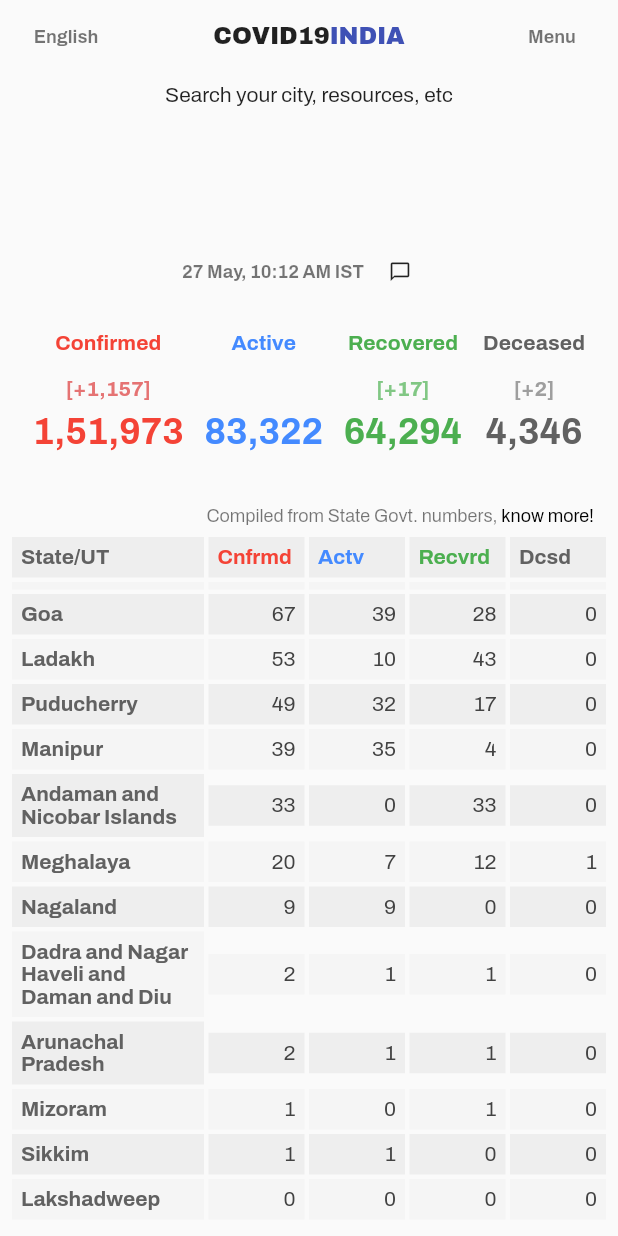
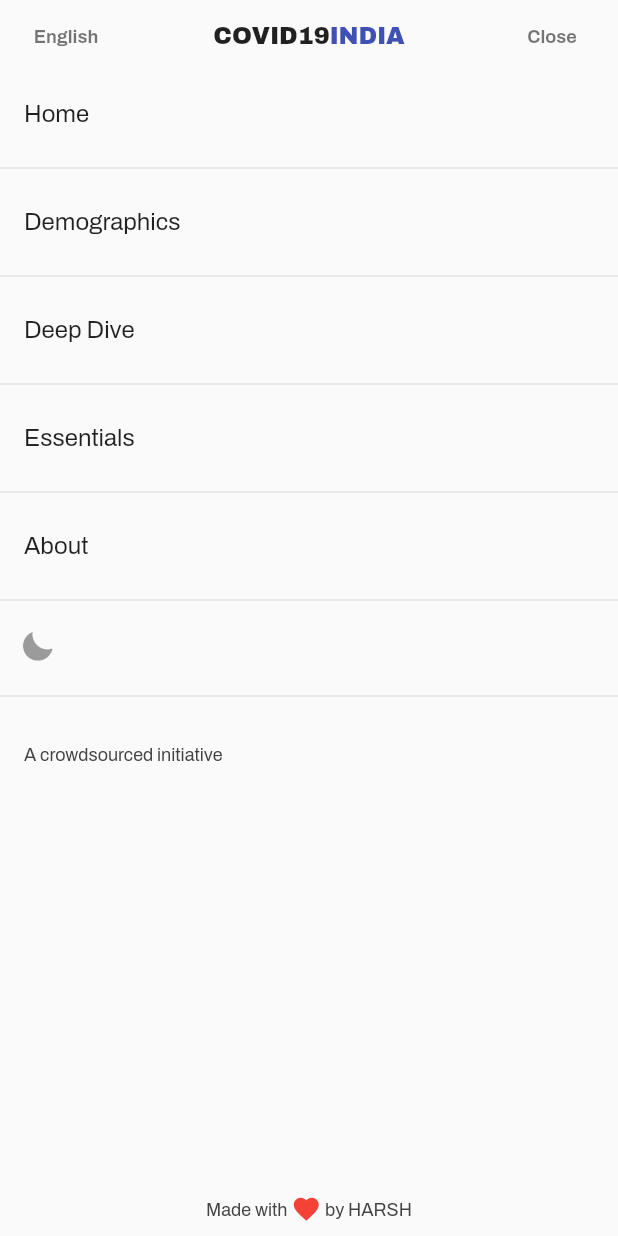
Before and after one commit to pharshdev/covid19india, a Flutter app: the screen it shows after launch, scrolled down 787 dp, after a tap on "Menu", on a phone screen of 412 x 824 dp. Run offline on Flutter 3.47's test engine with Material 2 defaults, Android fonts, the phone set to English and light mode, and no system bars; our stand-ins replace bloc, equatable, flutter_bloc, google_fonts; missing offline and left inert: floating_search_bar.

Commit message:
added menuscreen

```diff
--- a/lib/screens/homescreen.dart
+++ b/lib/screens/homescreen.dart
@@ -50,7 +50,7 @@ class _HomeScreenState extends State<HomeScreen> {
                             pinned: true,
                             body: Container(),
                             trailing: IconButton(
-                                icon: Icon(Icons.star_border, size: 20.0),
+                                icon: Icon(Icons.favorite_border, size: 20.0),
                                 onPressed: () {}),
                           )),
                       Row(
--- /dev/null
+++ b/lib/screens/menuscreen.dart
@@ -0,0 +1,72 @@
+import 'dart:math';
+
+import 'package:covid19india/widgets/screen.dart';
+import 'package:flutter/material.dart';
+
+class MenuScreen extends StatelessWidget {
+  @override
+  Widget build(BuildContext context) {
+    return Screen(
+      isMenu: true,
+      onWillPop: () async {
+        Navigator.pop(context);
+        return true;
+      },
+      body: Column(
+        children: [
+          ListTile(
+              title: Text('Home'),
+              onTap: () {
+                Navigator.pop(context);
+              }),
+          Divider(),
+          ListTile(title: Text('Demographics'), onTap: () {}),
+          Divider(),
+          ListTile(title: Text('Deep Dive'), onTap: () {}),
+          Divider(),
+          ListTile(title: Text('Essentials'), onTap: () {}),
+          Divider(),
+          ListTile(title: Text('About'), onTap: () {}),
+          Divider(),
+          Align(
+              alignment: Alignment.centerLeft,
+              child: IconButton(
+                  icon: Transform.rotate(
+                      angle: 130 * pi / 180, child: Icon(Icons.brightness_2)),
+                  onPressed: null)),
+          Divider(),
+          SizedBox(height: 24.0),
+          Container(
+            alignment: Alignment.centerLeft,
+            padding: const EdgeInsets.only(left: 16.0),
+            child: Text('A crowdsourced initiative',
+                style: Theme.of(context)
+                    .textTheme
+                    .caption
+                    .apply(color: Colors.grey[800])),
+          ),
+          Spacer(),
+          Padding(
+            padding: const EdgeInsets.all(8.0),
+            child: Row(
+              mainAxisAlignment: MainAxisAlignment.center,
+              children: [
+                Text('Made with ',
+                    style: Theme.of(context)
+                        .textTheme
+                        .caption
+                        .apply(color: Colors.grey[800])),
+                Icon(Icons.favorite, color: Colors.red, size: 20.0),
+                Text(' by HARSH',
+                    style: Theme.of(context)
+                        .textTheme
+                        .caption
+                        .apply(color: Colors.grey[800]))
+              ],
+            ),
+          )
+        ],
+      ),
+    );
+  }
+}
--- a/lib/widgets/screen.dart
+++ b/lib/widgets/screen.dart
@@ -1,11 +1,13 @@
 import 'package:covid19india/screens/homescreen.dart';
+import 'package:covid19india/screens/menuscreen.dart';
 import 'package:flutter/material.dart';
 
 class Screen extends StatelessWidget {
   final Widget body;
   final Function onWillPop;
+  final bool isMenu;
 
-  Screen({this.body, this.onWillPop});
+  Screen({this.body, this.onWillPop, this.isMenu});
 
   @override
   Widget build(BuildContext context) {
@@ -44,8 +46,11 @@ class Screen extends StatelessWidget {
               ])),
               Spacer(),
               FlatButton(
-                onPressed: () {},
-                child: Text('Menu',
+                onPressed: () => isMenu != null && isMenu
+                    ? Navigator.pop(context)
+                    : Navigator.push(context,
+                        MaterialPageRoute(builder: (ctx) => MenuScreen())),
+                child: Text(isMenu != null && isMenu ? 'Close' : 'Menu',
                     style: Theme.of(context)
                         .textTheme
                         .button
```
